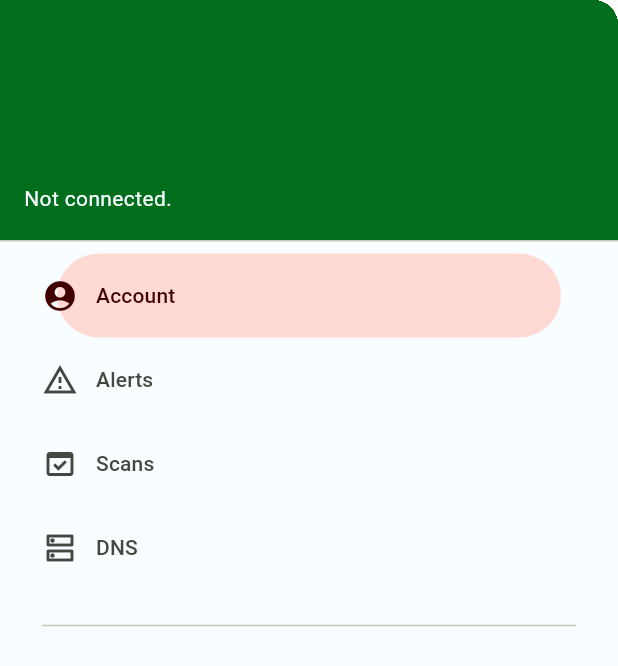
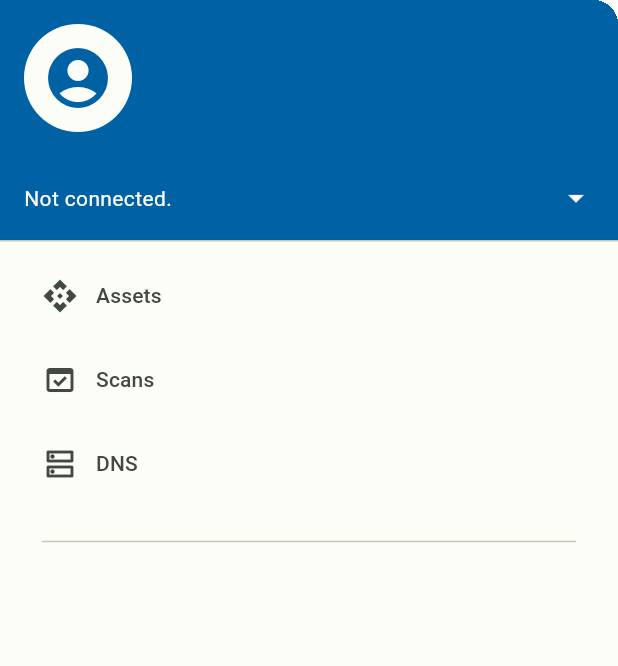
Before and after one commit to rtafurthgarcia/NetSherlock, a Flutter app: the AppNavigationDrawer screen opened directly, on a phone screen of 412 x 824 dp. Shown: the top 666 px of the screen. Run offline on Flutter 3.47's test engine with Material 3 defaults, Android fonts, the phone set to English and light mode, and no system bars; our stand-ins replace flutter_secure_storage, skeletonizer, step_progress_indicator; missing offline and left inert: qr_mobile_vision, window_manager; accounts and stored records are empty.

Commit message:
Shows IPs related to an asset to monitor; with proper dates. Also renamed ShodanAlert to ShodanAsset

```diff
--- a/lib/main.dart
+++ b/lib/main.dart
@@ -1,8 +1,9 @@
 import 'package:flutter/material.dart';
+import 'package:intl/date_symbol_data_local.dart';
 import 'package:netsherlock/color_schemes.g.dart';
 import 'package:netsherlock/helpers.dart';
 import 'package:netsherlock/pages/account_page.dart';
-import 'package:netsherlock/pages/alert_page.dart';
+import 'package:netsherlock/pages/assets_page.dart';
 import 'package:window_manager/window_manager.dart';
 
 Future<void> main() async {
@@ -35,6 +36,8 @@ class MainApp extends StatelessWidget {
   // This widget is the root of your application.
   @override
   Widget build(BuildContext context) {
+    initializeDateFormatting('de');
+
      return MaterialApp(
       theme: ThemeData(useMaterial3: true, colorScheme: lightColorScheme),
       darkTheme: ThemeData(useMaterial3: true, colorScheme: darkColorScheme),
--- a/lib/pages/account_page.dart
+++ b/lib/pages/account_page.dart
@@ -181,7 +181,7 @@ class _AccountPageState extends State<AccountPage> {
 
                                   shodanAccountService.setApiKey(newApiKey);
                                   shodanAccountService.load();
-                                  Navigator.pop(context);
+                                  Navigator.of(context).canPop();
                                 }),
                               ),
                             );
--- a/lib/providers/shodan_api_provider.dart
+++ b/lib/providers/shodan_api_provider.dart
@@ -1,5 +1,5 @@
 import 'package:netsherlock/models/shodan_account_model.dart';
-import 'package:netsherlock/models/shodan_alert_model.dart';
+import 'package:netsherlock/models/shodan_asset_model.dart';
 
 import 'package:netsherlock/shared.dart';
 import 'dart:async';
@@ -24,12 +24,12 @@ class ShodanAPIProvider {
     return account;
   }
 
-  static Future<List<ShodanAlert>> fetchLatestAlerts() async {
+  static Future<List<ShodanAsset>> fetchMonitoredAssets() async {
     final response = await http.get(
       Uri.parse("${Shared.API_URI}/shodan/alert/info?key=${Shared.apiKey}"),
     );
     final responseJson = jsonDecode(response.body);
-    List<ShodanAlert> shodanAlerts = List<ShodanAlert>.from(responseJson.map((model)=> ShodanAlert.fromJson(model)));
+    List<ShodanAsset> shodanAlerts = List<ShodanAsset>.from(responseJson.map((model)=> ShodanAsset.fromJson(model)));
 
     return shodanAlerts;
   }
--- a/lib/services/shodan_alerts_service.dart
+++ b/lib/services/shodan_assets_service.dart
@@ -1,13 +1,13 @@
 import 'package:flutter/widgets.dart';
 import 'package:netsherlock/providers/shodan_api_provider.dart';
 import 'package:netsherlock/shared.dart';
-import 'package:netsherlock/models/shodan_alert_model.dart';
+import 'package:netsherlock/models/shodan_asset_model.dart';
 
 class ShodanAlertsService extends ChangeNotifier {
   ShodanServiceState _state = ShodanServiceState.loading;
   dynamic _error;
 
-  List<ShodanAlert>? alerts;
+  List<ShodanAsset>? alerts;
 
   ShodanServiceState get state => _state;
   dynamic get error => _error;
@@ -24,7 +24,7 @@ class ShodanAlertsService extends ChangeNotifier {
     }
 
      try {
-      alerts = await ShodanAPIProvider.fetchLatestAlerts();
+      alerts = await ShodanAPIProvider.fetchMonitoredAssets();
 
       _state = ShodanServiceState.ok;
     } catch (exception) {
--- a/lib/widgets/circular_usage_widget.dart
+++ b/lib/widgets/circular_usage_widget.dart
@@ -31,7 +31,7 @@ class CircularUsageWidget extends StatelessWidget {
       width: 150,
       selectedStepSize: 15,
       roundedCap: (_, __) => true,
-      selectedColor: Colors.greenAccent,
+      selectedColor: Theme.of(context).colorScheme.primary,
       unselectedColor: Colors.grey[200],
       child: Center(
         child: Padding(
--- a/lib/widgets/navigationdrawer_widget.dart
+++ b/lib/widgets/navigationdrawer_widget.dart
@@ -4,19 +4,20 @@ import 'package:provider/provider.dart';
 import 'package:netsherlock/shared.dart';
 
 class DrawerDestination {
-  const DrawerDestination({required this.label, required this.icon, required this.selectedIcon, required this.routeName});
+  DrawerDestination({required this.label, required this.icon, required this.selectedIcon, required this.routeName, this.isHidden = false});
 
   final String label;
   final Widget icon;
   final Widget selectedIcon;
   final String routeName;
+  bool isHidden;
 }
 
-const List<DrawerDestination> destinations = <DrawerDestination>[
-  DrawerDestination(label: 'Account', icon: Icon(Icons.account_circle_outlined), selectedIcon: Icon(Icons.account_circle), routeName: "/account"),
-  DrawerDestination(label: 'Alerts', icon: Icon(Icons.warning_amber_outlined), selectedIcon: Icon(Icons.warning_amber), routeName: "/alerts"),
-  DrawerDestination(label: 'Scans', icon: Icon(Icons.domain_verification_outlined), selectedIcon: Icon(Icons.domain_verification), routeName: "/scans"),
-  DrawerDestination(label: 'DNS', icon: Icon(Icons.dns_outlined), selectedIcon: Icon(Icons.dns), routeName: "/dns"),
+List<DrawerDestination> destinations = <DrawerDestination>[
+  /*DrawerDestination(label: 'Account', icon: const Icon(Icons.account_circle_outlined), selectedIcon: const Icon(Icons.account_circle), routeName: "/account", isHidden: true),*/
+  DrawerDestination(label: 'Assets', icon: const Icon(Icons.api_outlined), selectedIcon: const Icon(Icons.api), routeName: "/alerts"),
+  DrawerDestination(label: 'Scans', icon: const Icon(Icons.domain_verification_outlined), selectedIcon: const Icon(Icons.domain_verification), routeName: "/scans"),
+  DrawerDestination(label: 'DNS', icon: const Icon(Icons.dns_outlined), selectedIcon: const Icon(Icons.dns), routeName: "/dns"),
 ];
 
 class AppNavigationDrawer extends StatefulWidget {
@@ -61,11 +62,27 @@ class AppNavigationDrawerState extends State<AppNavigationDrawer> {
           }
 
           return UserAccountsDrawerHeader(
+            decoration: BoxDecoration(
+              color: Theme.of(context).colorScheme.tertiary,
+            ),
             accountName: Text(creditsMessage),
             accountEmail: Text(userAccount),
+            onDetailsPressed: () {
+              Navigator.pop(context);
+              Navigator.pushNamed(context, '/account');
+            },
+            currentAccountPicture:
+              CircleAvatar(
+                backgroundColor: Theme.of(context).colorScheme.background,
+                child:Icon(
+                  Icons.account_circle,
+                  color: Theme.of(context).colorScheme.tertiary,
+                  size: 48,
+                ),
+              ),
           );
         }),
-        ...destinations.map(
+        ...destinations.where((destination) => !destination.isHidden).map(
           (DrawerDestination destination) {
             return NavigationDrawerDestination(
               label: Text(destination.label),
@@ -121,6 +138,8 @@ class AppNavigationDrawerState extends State<AppNavigationDrawer> {
 
   @override
   Widget build(BuildContext context) {
+    widget.screenIndex = destinations.indexWhere((element) => element.routeName == ModalRoute.of(context)?.settings.name);
+
     return showNavigationDrawer
         ? buildStandardDrawerScaffold(context)
         : buildSideNavigationDrawer(context);
--- a/pubspec.yaml
+++ b/pubspec.yaml
@@ -22,6 +22,8 @@ dependencies:
   flutter_secure_storage: ^9.0.0
   qr_mobile_vision: ^4.1.4
   skeletonizer: ^1.0.1
+  badges: ^2.0.3
+  intl:
 
 dev_dependencies:
   flutter_test:
```
Also changed, not shown: lib/models/shodan_asset_model.dart (renamed from lib/models/shodan_alert_model.dart, +16 -11 lines), lib/pages/assets_page.dart (renamed from lib/pages/alert_page.dart, +6 -5 lines), lib/widgets/shodan_asset_widget.dart (renamed from lib/widgets/shodan_alert_widget.dart, +21 -4 lines), lib/color_schemes.g.dart.
